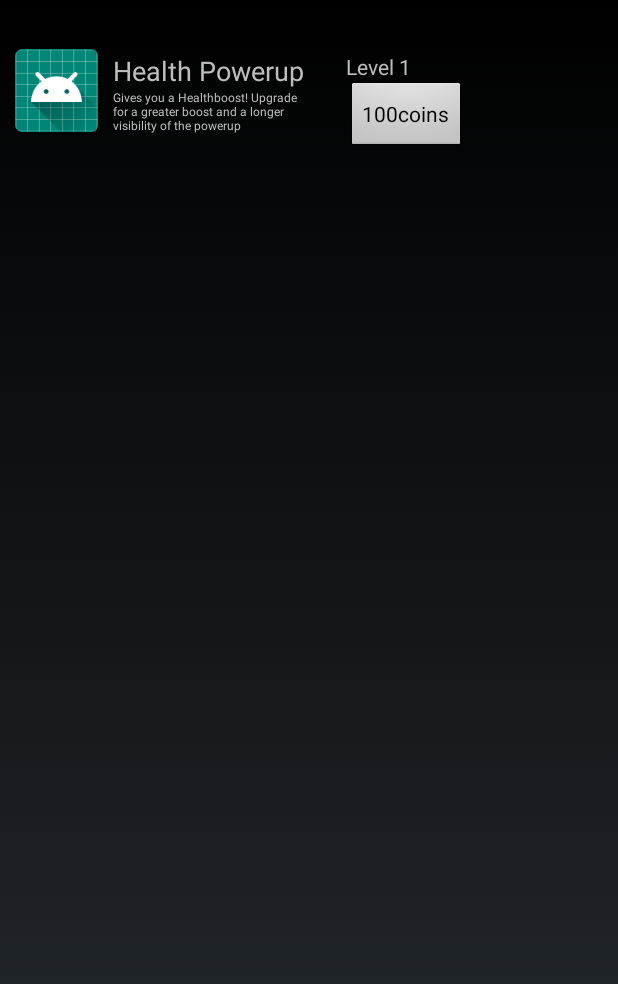
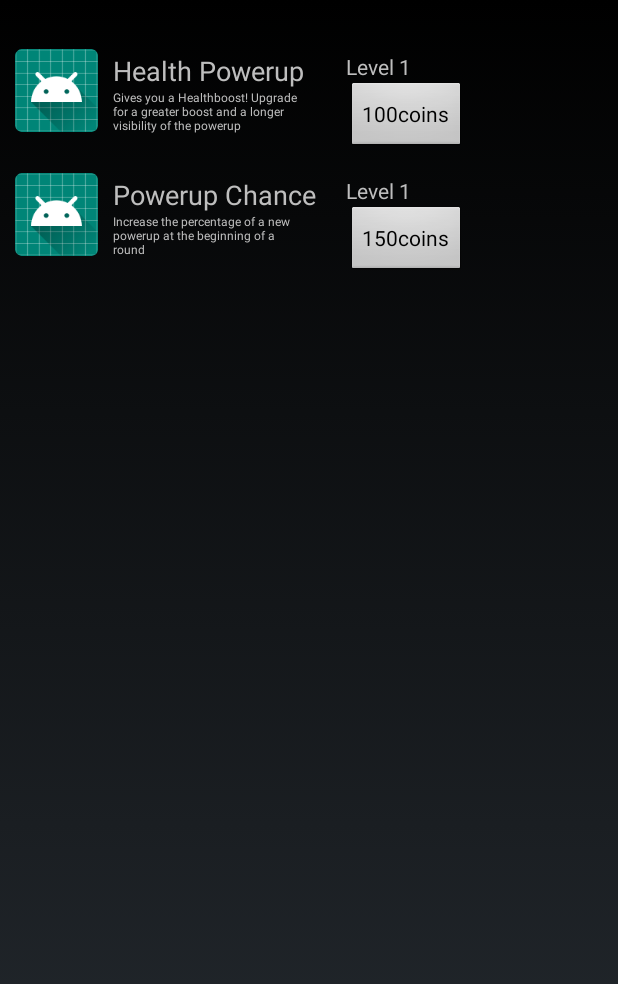
Before and after one commit to MikaE5/pommesmann, an Android app: the ShopActivity screen opened directly, with no data from a screen before it, after a tap on an icon or button, on a phone screen of 412 x 824 dp. Shown: the top 984 px of the screen. Run offline under Robolectric (Android 15) with nearby library versions, the phone set to English and light mode, and no system bars.

Commit message:
added powerupChance

```diff
--- a/app/src/main/java/de/androidnewcomer/pommesmann/Activities/ShopActivity.java
+++ b/app/src/main/java/de/androidnewcomer/pommesmann/Activities/ShopActivity.java
@@ -18,7 +18,7 @@ import de.androidnewcomer.pommesmann.ShopDatabase.Item;
 import de.androidnewcomer.pommesmann.ShopDatabase.ShopDatabaseHelper;
 import de.androidnewcomer.pommesmann.ShopDatabase.ShopHelper;
 
-public class ShopActivity extends Activity implements View.OnClickListener {
+public class ShopActivity extends Activity {
 
     private ShopDatabaseHelper dbHelper;
     private LinearLayout itemContainer;
@@ -34,26 +34,18 @@ public class ShopActivity extends Activity implements View.OnClickListener {
 
         View healthPowerupView = getLayoutInflater()
                 .inflate(R.layout.shop_item, itemContainer, false);
-        setItemLayout(healthPowerupView, ShopHelper.HEALTH_POWERUP,
+        inflateItem(healthPowerupView, ShopHelper.HEALTH_POWERUP,
                 ShopHelper.HEALTH_POWERUP_DESCRIPTION);
+
+        View powerupChanceView = getLayoutInflater()
+                .inflate(R.layout.shop_item, itemContainer, false);
+        inflateItem(powerupChanceView, ShopHelper.POWERUP_CHANCE,
+                ShopHelper.POWERUP_CHANCE_DESCRIPTION);
     }
 
-    private void setItemLayout(View newItem, String name, String description) {
-        TextView itemNameTextView = newItem.findViewById(R.id.itemNameTextView);
-        TextView itemDescriptionTextView = newItem.findViewById(R.id.itemDescriptionTextView);
-        TextView itemLevelTextView = newItem.findViewById(R.id.itemLevelTextView);
-        Button buyButton = newItem.findViewById(R.id.buyButton);
 
-        Item item = dbHelper.getItemByName(name);
 
-        itemNameTextView.setText(name);
-        itemDescriptionTextView.setText(description);
-        itemLevelTextView.setText("Level " + Integer.toString(item.getLevel()+1));
-        buyButton.setText(Integer.toString(item.getPrice()) + "coins");
-        buyButton.setOnClickListener(this);
 
-        itemContainer.addView(newItem);
-    }
 
     @Override
     protected void onResume() {
@@ -66,13 +58,6 @@ public class ShopActivity extends Activity implements View.OnClickListener {
     @Override
     protected void onDestroy() {
         super.onDestroy();
-    }
-
-    @Override
-    public void onClick(View v) {
-        if (v.getId() == R.id.buyButton) {
-            //buyItem();
-        }
     }
 
 
@@ -98,20 +83,37 @@ public class ShopActivity extends Activity implements View.OnClickListener {
         App.startSlowFadeinAnim(coinsTextView, 3000);
     }
 
-    /*
-    private void showItem() {
-        TextView nameTextView = findViewById(R.id.nameTextView);
-        TextView levelTextView = findViewById(R.id.levelTextView);
-        TextView priceTextView = findViewById(R.id.priceTextView);
-
-        Item item = dbHelper.getItemByName(ShopHelper.ITEMS.get(0).getName());
-        nameTextView.setText(item.getName());
-        levelTextView.setText(Integer.toString(item.getLevel()));
-        priceTextView.setText(Integer.toString(item.getPrice()));
+    private void inflateItem(View newItem, String name, String description) {
+        setItemLayout(newItem, name, description);
+        itemContainer.addView(newItem);
     }
 
-    private void buyItem() {
-        Item item = dbHelper.getItemByName(ShopHelper.ITEMS.get(0).getName());
+    private void setItemLayout(View newItem, String name, String description) {
+        TextView itemNameTextView = newItem.findViewById(R.id.itemNameTextView);
+        TextView itemDescriptionTextView = newItem.findViewById(R.id.itemDescriptionTextView);
+        TextView itemLevelTextView = newItem.findViewById(R.id.itemLevelTextView);
+        Button buyButton = newItem.findViewById(R.id.buyButton);
+
+        Item item = dbHelper.getItemByName(name);
+        // dummy variables for onClick-method
+        final View copyView = newItem;
+        final Item copyItem = item;
+        final String copyName = name;
+        final String copyDescription = description;
+
+        itemNameTextView.setText(name);
+        itemDescriptionTextView.setText(description);
+        itemLevelTextView.setText("Level " + Integer.toString(item.getLevel()+1));
+        buyButton.setText(Integer.toString(item.getPrice()) + "coins");
+        buyButton.setOnClickListener(new View.OnClickListener() {
+            @Override
+            public void onClick(View v) {
+                buyItem(copyView, copyItem, copyName, copyDescription);
+            }
+        });
+    }
+
+    public void buyItem(View newItem, Item item, String name, String description) {
         int coins = getCoins();
         int price = item.getPrice();
 
@@ -119,11 +121,11 @@ public class ShopActivity extends Activity implements View.OnClickListener {
             setCoins(coins - price);
 
             item.setLevel(item.getLevel()+1);
-            item.setPrice(item.getPrice()*2);
+            item.setPrice(item.getPrice()+50);
             dbHelper.addOrUpdateItem(item);
 
-            showItem();
             showCoinsTextView();
+            setItemLayout(newItem, name, description);
 
             CharSequence text = "You bought " + item.getName() + " Level " + item.getLevel() + "!";
             int duration = Toast.LENGTH_SHORT;
@@ -134,5 +136,4 @@ public class ShopActivity extends Activity implements View.OnClickListener {
             Toast.makeText(this, text, duration).show();
         }
     }
-    */
 }
--- a/app/src/main/java/de/androidnewcomer/pommesmann/GameParts/GameEngine.java
+++ b/app/src/main/java/de/androidnewcomer/pommesmann/GameParts/GameEngine.java
@@ -287,7 +287,7 @@ public class GameEngine {
         if (boxes.size() <= 0) {
             nextRound();
             newBoxes(width, height);
-            if (Math.random() < engineHelper.powerupChance) {
+            if (Math.random() < engineHelper.chanceOfPowerup) {
                 if (engineHelper.healthPowerupLevel > 0) {
                     powerups.add(new HealthPowerup(width, height, width / 12, engineHelper.healthPowerupDuration));
                 }
--- a/app/src/main/java/de/androidnewcomer/pommesmann/GameParts/GameEngineHelper.java
+++ b/app/src/main/java/de/androidnewcomer/pommesmann/GameParts/GameEngineHelper.java
@@ -11,7 +11,7 @@ public class GameEngineHelper {
 
     private ShopDatabaseHelper dbHelper;
 
-    double powerupChance;
+    double chanceOfPowerup;
 
     int healthPowerupLevel;
     int healthPowerupDuration;
@@ -20,7 +20,9 @@ public class GameEngineHelper {
     GameEngineHelper(Context context) {
         dbHelper = ShopDatabaseHelper.getInstance(context);
 
-        powerupChance = 0.5;
+        Item powerupChance = dbHelper.getItemByName(ShopHelper.POWERUP_CHANCE);
+        chanceOfPowerup = 0.40 + 10 * powerupChance.getLevel();
+        if (chanceOfPowerup > 1) chanceOfPowerup = 1;
 
         Item healthPowerup = dbHelper.getItemByName(ShopHelper.HEALTH_POWERUP);
         healthPowerupLevel = healthPowerup.getLevel();
--- a/app/src/main/java/de/androidnewcomer/pommesmann/ShopDatabase/ShopHelper.java
+++ b/app/src/main/java/de/androidnewcomer/pommesmann/ShopDatabase/ShopHelper.java
@@ -6,14 +6,16 @@ import java.util.List;
 
 public class ShopHelper {
 
-    //public static final String POWERUP_CHANCE = "Powerup Percentage";
+    public static final String POWERUP_CHANCE = "Powerup Chance";
+    public static final String POWERUP_CHANCE_DESCRIPTION = "Increase the percentage of a new " +
+            "powerup at the beginning of a round";
     public static final String HEALTH_POWERUP = "Health Powerup";
     public static final String HEALTH_POWERUP_DESCRIPTION = "Gives you a Healthboost! Upgrade" +
             " for a greater boost and a longer visibility of the powerup";
 
     public static final List<Item> ITEMS = Collections.unmodifiableList(
             Arrays.asList(
-                    //new Item(POWERUP_CHANCE, 0, 150),
+                    new Item(POWERUP_CHANCE, 0, 150),
                     new Item(HEALTH_POWERUP, 0, 100)
             )
     );
```
